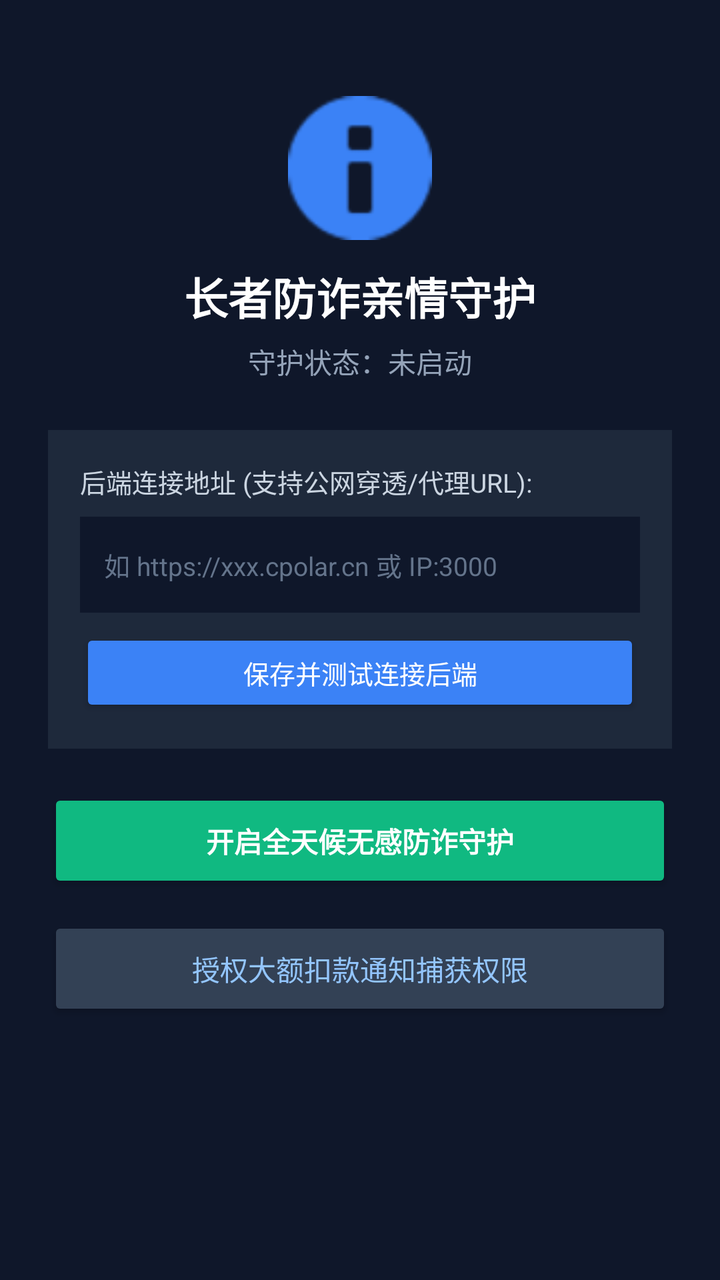
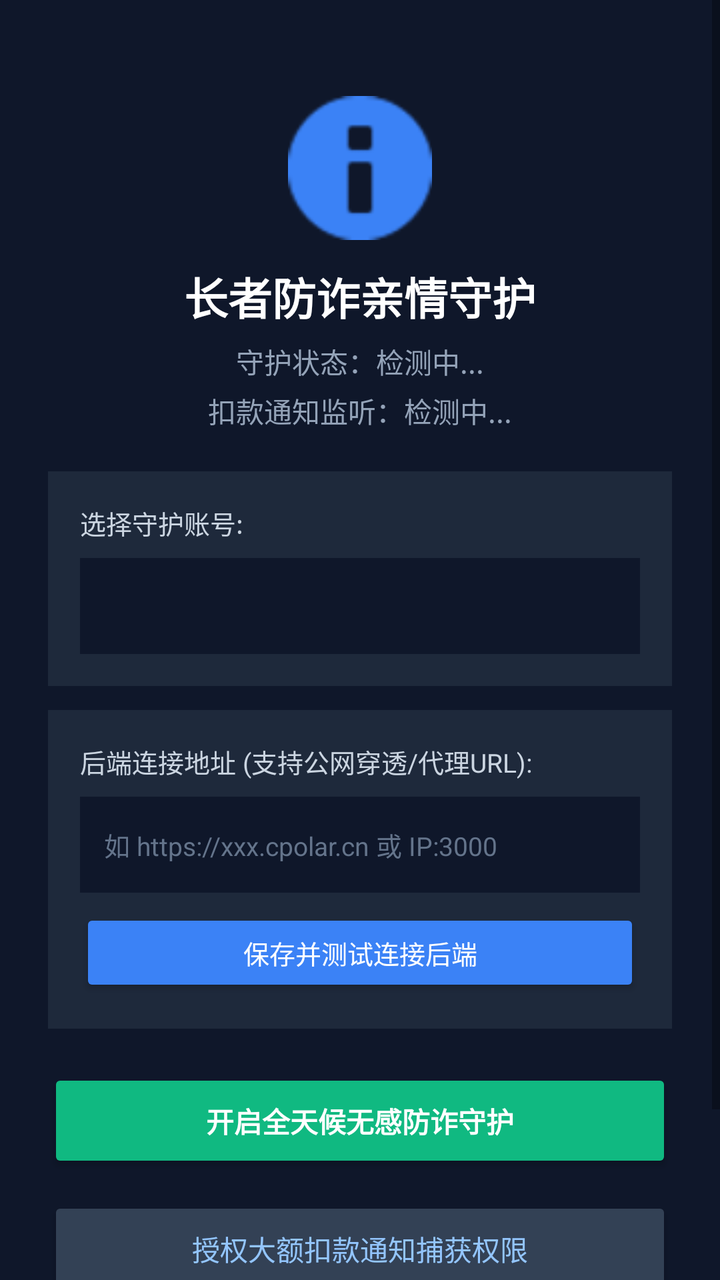

Compare the two renders of this Android layout. The source of the first and the diff that turns it into the second are given below.
<!-- AndroidManifest.xml: application theme Theme.AntiFraudGuard -->
<!-- res/layout/activity_main.xml -->
<?xml version="1.0" encoding="utf-8"?>
<ScrollView xmlns:android="http://schemas.android.com/apk/res/android"
    android:layout_width="match_parent"
    android:layout_height="match_parent"
    android:background="#0F172A">

    <LinearLayout
        android:layout_width="match_parent"
        android:layout_height="wrap_content"
        android:orientation="vertical"
        android:padding="24dp"
        android:gravity="center_horizontal">

        <ImageView
            android:layout_width="72dp"
            android:layout_height="72dp"
            android:src="@android:drawable/ic_dialog_info"
            android:tint="#3B82F6"
            android:layout_marginTop="24dp" />

        <TextView
            android:layout_width="wrap_content"
            android:layout_height="wrap_content"
            android:text="长者防诈亲情守护"
            android:textColor="#FFFFFF"
            android:textSize="22sp"
            android:textStyle="bold"
            android:layout_marginTop="12dp" />

        <TextView
            android:id="@+id/tv_status"
            android:layout_width="wrap_content"
            android:layout_height="wrap_content"
            android:text="守护状态：未启动"
            android:textColor="#94A3B8"
            android:textSize="14sp"
            android:layout_marginTop="6dp" />

        
        <LinearLayout
            android:layout_width="match_parent"
            android:layout_height="wrap_content"
            android:orientation="vertical"
            android:background="#1E293B"
            android:padding="16dp"
            android:layout_marginTop="24dp">

            <TextView
                android:layout_width="wrap_content"
                android:layout_height="wrap_content"
                android:text="后端连接地址 (支持公网穿透/代理URL):"
                android:textColor="#CBD5E1"
                android:textSize="13sp" />

            <EditText
                android:id="@+id/et_server_url"
                android:layout_width="match_parent"
                android:layout_height="48dp"
                android:hint="如 https://xxx.cpolar.cn 或 IP:3000"
                android:textColor="#FFFFFF"
                android:textColorHint="#64748B"
                android:textSize="13sp"
                android:background="#0F172A"
                android:paddingHorizontal="12dp"
                android:layout_marginTop="8dp" />

            <Button
                android:id="@+id/btn_save_url"
                android:layout_width="match_parent"
                android:layout_height="44dp"
                android:text="保存并测试连接后端"
                android:backgroundTint="#3B82F6"
                android:textColor="#FFFFFF"
                android:textSize="13sp"
                android:layout_marginTop="8dp" />
        </LinearLayout>

        <Button
            android:id="@+id/btn_start_service"
            android:layout_width="match_parent"
            android:layout_height="52dp"
            android:text="开启全天候无感防诈守护"
            android:backgroundTint="#10B981"
            android:textColor="#FFFFFF"
            android:textStyle="bold"
            android:layout_marginTop="20dp" />

        <Button
            android:id="@+id/btn_notification_perm"
            android:layout_width="match_parent"
            android:layout_height="52dp"
            android:text="授权大额扣款通知捕获权限"
            android:backgroundTint="#334155"
            android:textColor="#93C5FD"
            android:layout_marginTop="12dp" />

    </LinearLayout>
</ScrollView>
<!-- resources referenced by this layout -->
<resources>
  <style name="Theme.AntiFraudGuard" parent="Theme.MaterialComponents.DayNight.NoActionBar">
          
          <item name="colorPrimary">@color/blue_500</item>
          <item name="colorPrimaryVariant">@color/blue_700</item>
          <item name="colorOnPrimary">@color/white</item>
          
          <item name="colorSecondary">@color/emerald_500</item>
          <item name="colorSecondaryVariant">@color/emerald_700</item>
          <item name="colorOnSecondary">@color/white</item>
          
          <item name="android:statusBarColor">#0F172A</item>
          <item name="android:windowBackground">#0F172A</item>
      </style>
  <color name="blue_500">#3B82F6</color>
  <color name="blue_700">#1D4ED8</color>
  <color name="white">#FFFFFFFF</color>
  <color name="emerald_500">#10B981</color>
  <color name="emerald_700">#047857</color>
</resources>

<!-- the commit's change to res/layout/activity_main.xml (unified diff, before → after) -->
@@ -28,22 +28,53 @@
             android:layout_marginTop="12dp" />
 
         <TextView
-            android:id="@+id/tv_status"
+            android:id="@+id/tv_service_status"
             android:layout_width="wrap_content"
             android:layout_height="wrap_content"
-            android:text="守护状态：未启动"
+            android:text="守护状态：检测中..."
             android:textColor="#94A3B8"
             android:textSize="14sp"
             android:layout_marginTop="6dp" />
 
-        
+        <TextView
+            android:id="@+id/tv_notif_status"
+            android:layout_width="wrap_content"
+            android:layout_height="wrap_content"
+            android:text="扣款通知监听：检测中..."
+            android:textColor="#94A3B8"
+            android:textSize="14sp"
+            android:layout_marginTop="4dp" />
+
         <LinearLayout
             android:layout_width="match_parent"
             android:layout_height="wrap_content"
             android:orientation="vertical"
             android:background="#1E293B"
             android:padding="16dp"
-            android:layout_marginTop="24dp">
+            android:layout_marginTop="20dp">
+
+            <TextView
+                android:layout_width="wrap_content"
+                android:layout_height="wrap_content"
+                android:text="选择守护账号:"
+                android:textColor="#CBD5E1"
+                android:textSize="13sp" />
+
+            <Spinner
+                android:id="@+id/spinner_elder"
+                android:layout_width="match_parent"
+                android:layout_height="48dp"
+                android:background="#0F172A"
+                android:layout_marginTop="8dp" />
+        </LinearLayout>
+
+        <LinearLayout
+            android:layout_width="match_parent"
+            android:layout_height="wrap_content"
+            android:orientation="vertical"
+            android:background="#1E293B"
+            android:padding="16dp"
+            android:layout_marginTop="12dp">
 
             <TextView
                 android:layout_width="wrap_content"
@@ -94,5 +125,14 @@
             android:textColor="#93C5FD"
             android:layout_marginTop="12dp" />
 
+        <Button
+            android:id="@+id/btn_view_logs"
+            android:layout_width="match_parent"
+            android:layout_height="52dp"
+            android:text="查看风险事件记录"
+            android:backgroundTint="#6366F1"
+            android:textColor="#FFFFFF"
+            android:layout_marginTop="12dp" />
+
     </LinearLayout>
 </ScrollView>
